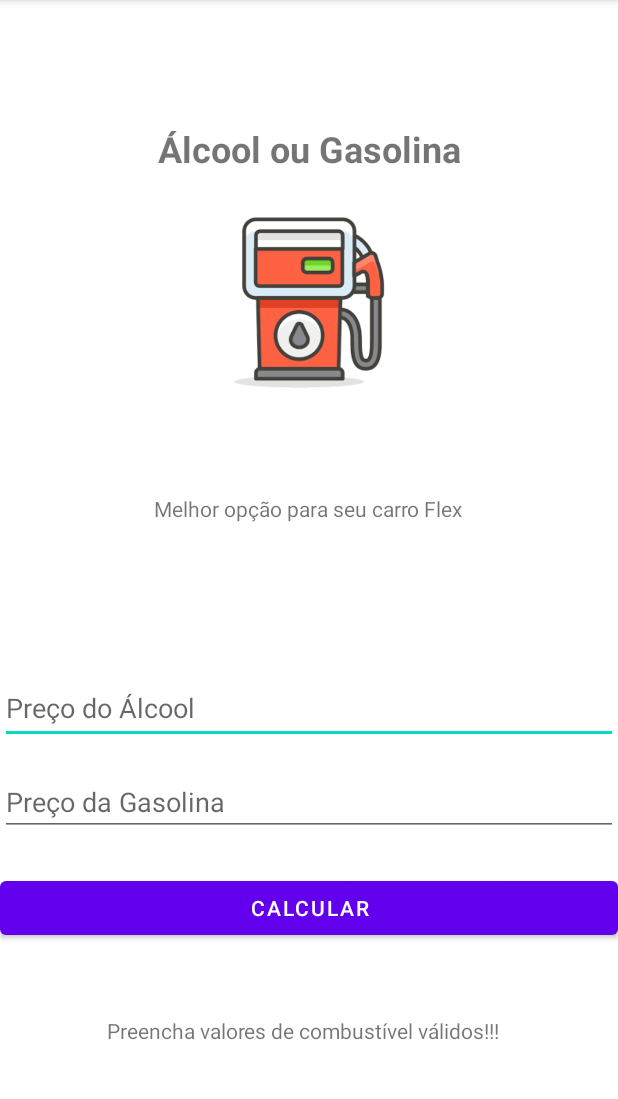
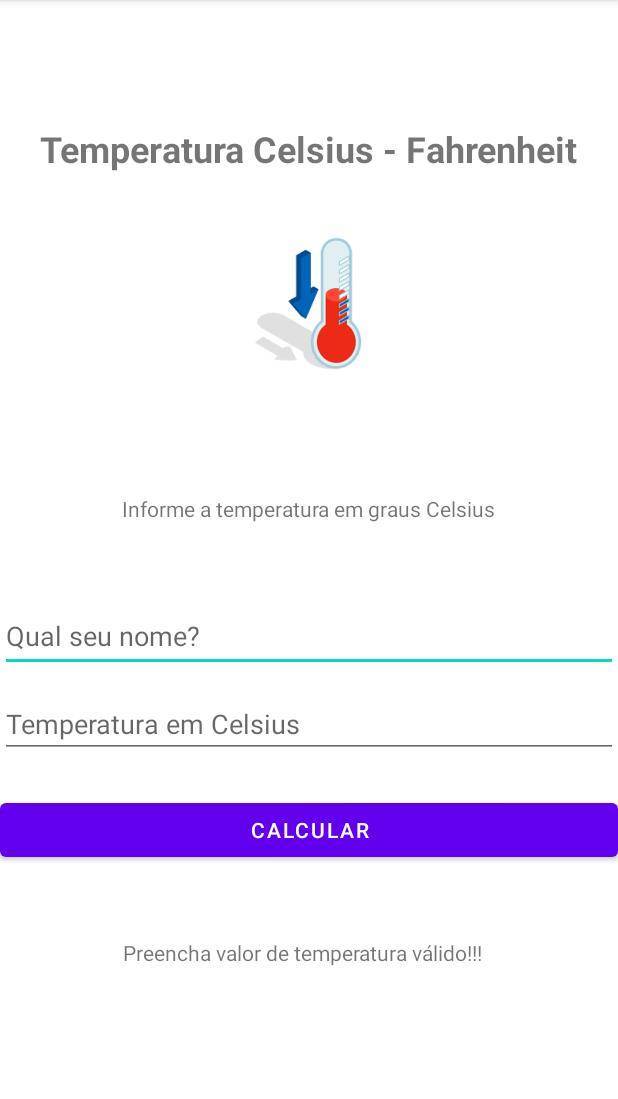
Before and after one commit to tiago-vaz/CalculadoraAppK, an Android app: the screen it shows after launch (MainActivity), after a tap on "CALCULAR", on a phone screen of 412 x 824 dp, the part 84-1183 px from its top. Run offline under Robolectric (Android 15) with nearby library versions, the phone set to English and light mode, and no system bars.

Commit message:
Implementação da Calculadora Celsius - Fahreinheit

```diff
--- a/app/src/main/AndroidManifest.xml
+++ b/app/src/main/AndroidManifest.xml
@@ -7,9 +7,9 @@
         android:allowBackup="true"
         android:dataExtractionRules="@xml/data_extraction_rules"
         android:fullBackupContent="@xml/backup_rules"
-        android:icon="@mipmap/ic_launcher"
+        android:icon="@drawable/temp"
         android:label="@string/app_name"
-        android:roundIcon="@mipmap/ic_launcher_round"
+        android:roundIcon="@drawable/temp"
         android:supportsRtl="true"
         android:theme="@style/Theme.CalculadoraAppK"
         tools:targetApi="31">
--- a/app/src/main/java/com/example/calculadoraappk/MainActivity.kt
+++ b/app/src/main/java/com/example/calculadoraappk/MainActivity.kt
@@ -13,46 +13,47 @@ class MainActivity : AppCompatActivity() {
         val buttonCalcular = btnCalcular
 
         buttonCalcular.setOnClickListener{
-            calcularPreco(it)
+            calcularConversao(it)
         }
     }
 
-    fun calcularPreco(view: View){
+    fun calcularConversao(view: View){
 
-        val precoAlcool = txtAlcool.text.toString()
-        val precoGasolina = txtGasolina.text.toString()
+        val user = txtUser.text.toString()
+        val temperatura = txtTemperatura.text.toString()
 
-        val validaCampos = validarCampos(precoAlcool, precoGasolina)
-        if (validaCampos){
-            calcularMelhorPreco(precoAlcool, precoGasolina)
+        val validaCampo = validarCampo(temperatura)
+        if (validaCampo){
+            val calculado = calcularFahreinheit(temperatura)
+
+            // Caso o usuário não se identifique, mencione não saber quem é, e informe o resultado
+            if (user == ""){
+                txtResultado.text = "Sei lá quem é você, mas o valor em graus Fahreinheit é " + calculado.toString()
+            }
+            // Caso o usuário se identifique, cite seu nome e informe o resultado
+            else {
+                txtResultado.text = "Caro " + user + ", o valor em graus Fahreinheit é " + calculado.toString()
+            }
+
         } else {
-            txtResultado.text = "Preencha valores de combustível válidos!!!"
+            txtResultado.text = "Preencha valor de temperatura válido!!!"
         }
 
     }
 
-    private fun calcularMelhorPreco(precoAlcool: String, precoGasolina: String) {
+    // Função para calcular a temperatura em graus Fahreinheit à partir de input em graus Celsius
+    private fun calcularFahreinheit(tempCelsius: String): Double {
+        val celsius = tempCelsius.toDouble()
 
-        var valorAlcool = precoAlcool.toDouble()
-        var valorGasolina = precoGasolina.toDouble()
-
-        val resultadoPreco = valorAlcool / valorGasolina
-
-        if (resultadoPreco >= 0.7){
-            txtResultado.text = "Melhor utilizar Gasolina!"
-        } else {
-            txtResultado.text = "Melhor utilizar Álcool!"
-        }
-
+        return (celsius * 9.0 / 5.0) + 32.0
 
     }
 
-    private fun validarCampos(precoAlcool: String, precoGasolina: String): Boolean {
+    // Validando se o valor informado é nulo ou vazio
+    private fun validarCampo(numero: String): Boolean {
         var camposValidados: Boolean = true
 
-        if (precoAlcool == null || precoAlcool.equals("")){
-            camposValidados = false
-        } else if (precoGasolina == null || precoGasolina.equals("")){
+        if (numero == null || numero.equals("")) {
             camposValidados = false
         }
         return camposValidados
--- a/app/src/main/res/layout/activity_main.xml
+++ b/app/src/main/res/layout/activity_main.xml
@@ -10,7 +10,7 @@
         android:id="@+id/textView2"
         android:layout_width="wrap_content"
         android:layout_height="wrap_content"
-        android:text="Álcool ou Gasolina"
+        android:text="Temperatura Celsius - Fahrenheit"
         android:textSize="24sp"
         android:textStyle="bold"
         app:layout_constraintBottom_toBottomOf="parent"
@@ -28,29 +28,29 @@
         app:layout_constraintHorizontal_bias="0.496"
         app:layout_constraintStart_toStartOf="parent"
         app:layout_constraintTop_toBottomOf="@+id/textView2"
-        app:srcCompat="@drawable/gas" />
+        app:srcCompat="@drawable/temp" />
 
     <TextView
         android:id="@+id/textView3"
         android:layout_width="wrap_content"
         android:layout_height="wrap_content"
         android:layout_marginTop="68dp"
-        android:text="Melhor opção para seu carro Flex"
+        android:text="Informe a temperatura em graus Celsius"
         app:layout_constraintEnd_toEndOf="parent"
         app:layout_constraintHorizontal_bias="0.497"
         app:layout_constraintStart_toStartOf="parent"
         app:layout_constraintTop_toBottomOf="@+id/imageView" />
 
     <EditText
-        android:id="@+id/txtAlcool"
+        android:id="@+id/txtUser"
         android:layout_width="0dp"
         android:layout_height="47dp"
-        android:layout_marginTop="100dp"
+        android:layout_marginTop="52dp"
         android:ems="10"
-        android:hint="Preço do Álcool"
-        android:inputType="numberDecimal"
+        android:hint="Qual seu nome?"
+        android:inputType="textPersonName"
         app:layout_constraintEnd_toEndOf="parent"
-        app:layout_constraintHorizontal_bias="0.0"
+        app:layout_constraintHorizontal_bias="1.0"
         app:layout_constraintStart_toStartOf="parent"
         app:layout_constraintTop_toBottomOf="@+id/textView3" />
 
@@ -63,31 +63,31 @@
         app:layout_constraintEnd_toEndOf="parent"
         app:layout_constraintHorizontal_bias="0.0"
         app:layout_constraintStart_toStartOf="parent"
-        app:layout_constraintTop_toBottomOf="@+id/txtGasolina" />
+        app:layout_constraintTop_toBottomOf="@+id/txtTemperatura" />
 
     <TextView
         android:id="@+id/txtResultado"
         android:layout_width="wrap_content"
         android:layout_height="wrap_content"
         android:layout_marginTop="48dp"
-        android:text="Pressione Calcular para obter resultado"
+        android:text="Pressione Calcular para obter resultado em graus Fahreinheit"
         app:layout_constraintEnd_toEndOf="parent"
         app:layout_constraintHorizontal_bias="0.475"
         app:layout_constraintStart_toStartOf="parent"
         app:layout_constraintTop_toBottomOf="@+id/btnCalcular" />
 
     <EditText
-        android:id="@+id/txtGasolina"
+        android:id="@+id/txtTemperatura"
         android:layout_width="0dp"
         android:layout_height="wrap_content"
-        android:layout_marginTop="16dp"
+        android:layout_marginTop="12dp"
         android:ems="10"
-        android:hint="Preço da Gasolina"
+        android:hint="Temperatura em Celsius"
         android:inputType="numberDecimal"
         app:layout_constraintEnd_toEndOf="parent"
         app:layout_constraintHorizontal_bias="0.0"
         app:layout_constraintStart_toStartOf="parent"
-        app:layout_constraintTop_toBottomOf="@+id/txtAlcool" />
+        app:layout_constraintTop_toBottomOf="@+id/txtUser" />
 
 
 </androidx.constraintlayout.widget.ConstraintLayout>
```
Also changed, not shown: app/src/main/res/drawable/temp.png (added), 1 other file.
